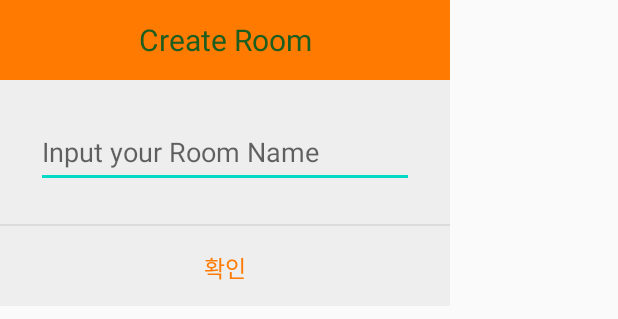
After one commit to TERRIA3313/WhaleChat, an Android app: the layout activity_popup_create_room.xml on its own in the app's theme, with its tools: preview values and no code run, on a phone screen of 412 x 824 dp. The commit adds this screen. Shown: the top 319 px of the screen. Run offline under Robolectric (Android 15) with nearby library versions, the phone set to English and light mode, and no system bars.

Commit message:
-수정사항- 1. 채팅방 생성기능 추가

```diff
--- a/app/build.gradle
+++ b/app/build.gradle
@@ -47,4 +47,5 @@ dependencies {
     androidTestImplementation 'androidx.test.espresso:espresso-core:3.4.0'
     implementation "com.github.bumptech.glide:glide:4.12.0"
     annotationProcessor 'com.github.bumptech.glide:compiler:4.12.0'
+    implementation 'org.apache.commons:commons-text:1.7'
 }
--- a/app/src/main/java/com/example/whalechat/Chat.java
+++ b/app/src/main/java/com/example/whalechat/Chat.java
@@ -67,10 +67,9 @@ public class Chat extends AppCompatActivity {
 
             }
         });
-        RecyclerView.LayoutManager mLayoutManager = new LinearLayoutManager(this);
-        mRecyclerView.setLayoutManager(mLayoutManager);
         mRecyclerView.setAdapter(mAdapter);
 
+        Log.d(TAG, "Key : " + Key);
         //채팅방을 열었을 때
         myRef.child("Rooms").child(Key).child("comments").addValueEventListener(new ValueEventListener() {
             @Override
--- a/app/src/main/java/com/example/whalechat/ChatAdapter.java
+++ b/app/src/main/java/com/example/whalechat/ChatAdapter.java
@@ -81,6 +81,12 @@ public class ChatAdapter extends RecyclerView.Adapter<ChatAdapter.MyViewHolder>
             holder.TextView_Timestamp.setTextAlignment(View.TEXT_ALIGNMENT_TEXT_END);
             holder.TextView_Nickname.setVisibility(View.INVISIBLE);
         }
+        else if(chat.getNickname().equals("server")){
+            holder.TextView_Message.setGravity(View.TEXT_ALIGNMENT_CENTER);
+            holder.TextView_Message.setTextAlignment(View.TEXT_ALIGNMENT_CENTER);
+            holder.TextView_Timestamp.setVisibility(View.INVISIBLE);
+            holder.TextView_Nickname.setVisibility(View.INVISIBLE);
+        }
         else{
             String Uid = chat.getUid();
             FirebaseDatabase.getInstance().getReference().child("Users").child(Uid).addListenerForSingleValueEvent(new ValueEventListener() {
--- /dev/null
+++ b/app/src/main/res/layout/activity_popup_create_room.xml
@@ -0,0 +1,66 @@
+<?xml version="1.0" encoding="utf-8"?>
+<LinearLayout   xmlns:android="http://schemas.android.com/apk/res/android"
+    android:background="#eeeeee"
+    android:orientation="vertical"
+    android:layout_width="300dp"
+    android:layout_height="wrap_content">
+    <!--타이틀바-->
+    <LinearLayout
+        android:orientation="horizontal"
+        android:layout_width="match_parent"
+        android:layout_height="wrap_content">
+
+        <TextView
+            android:layout_width="match_parent"
+            android:layout_height="53dp"
+            android:background="#ff7a00"
+            android:gravity="center"
+            android:text="Create Room"
+            android:textColor="#1B5E20"
+            android:textSize="20sp" />
+    </LinearLayout>
+    <!--//end타이틀바-->
+    <!--Notice-->
+
+    <LinearLayout
+        android:padding="24dp"
+        android:orientation="vertical"
+        android:layout_width="match_parent"
+        android:layout_height="wrap_content">
+
+        <EditText
+            android:id="@+id/inputRoomName"
+            android:layout_width="match_parent"
+            android:layout_height="wrap_content"
+            android:ems="10"
+            android:hint="Input your Room Name"
+            android:inputType="textPersonName"
+            android:minHeight="48dp" />
+
+    </LinearLayout>
+    <!--Notice-->
+    <View
+        android:background="#66bdbdbd"
+        android:layout_width="match_parent"
+        android:layout_height="1dp"/>
+
+    <!--닫기버튼-->
+    <LinearLayout
+        android:orientation="horizontal"
+        android:gravity="center"
+        android:layout_width="match_parent"
+        android:layout_height="wrap_content">
+        <Button
+            android:text="확인"
+            android:textSize="15sp"
+            android:textColor="#ff7a00"
+            android:padding="16dp"
+            android:gravity="center"
+            android:background="#00000000"
+            android:layout_width="match_parent"
+            android:layout_height="53dp"
+            android:onClick="mOnClose"
+            />
+    </LinearLayout>
+    <!--//닫기버튼-->
+</LinearLayout>
```
Also changed, not shown: app/src/main/AndroidManifest.xml (+6 -1 lines), app/src/main/java/com/example/whalechat/ChatList.java (+29 -3 lines), app/src/main/java/com/example/whalechat/CipherModule.java (added, +137 -0 lines), app/src/main/java/com/example/whalechat/popup_create_room.java (added, +58 -0 lines).
